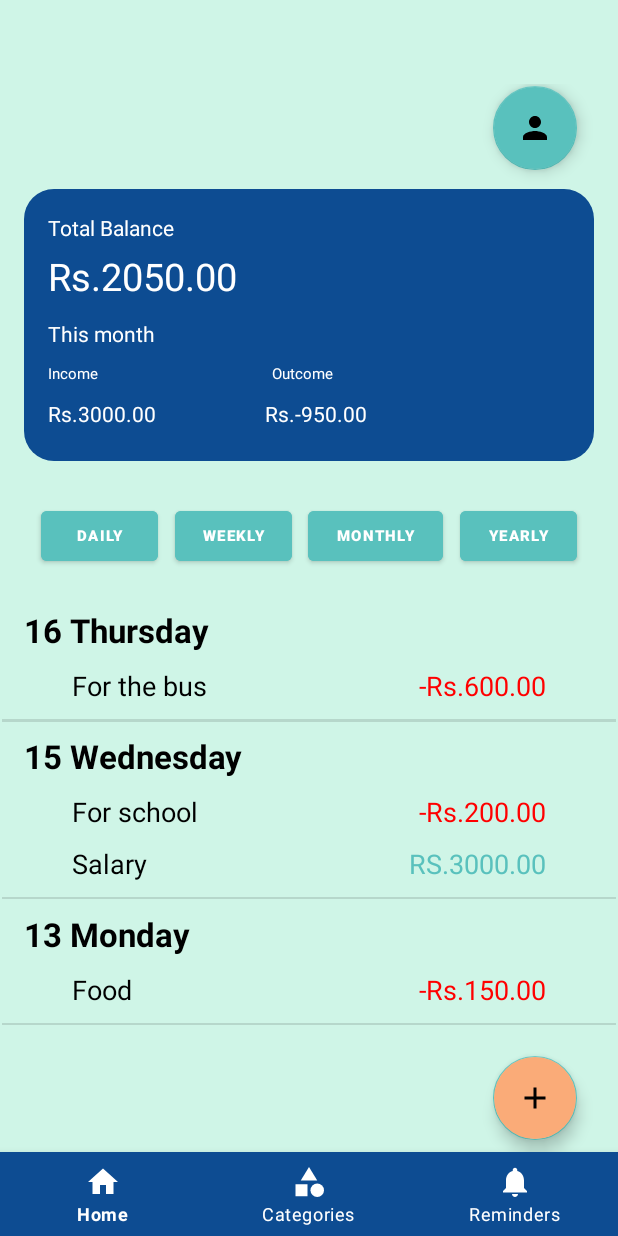
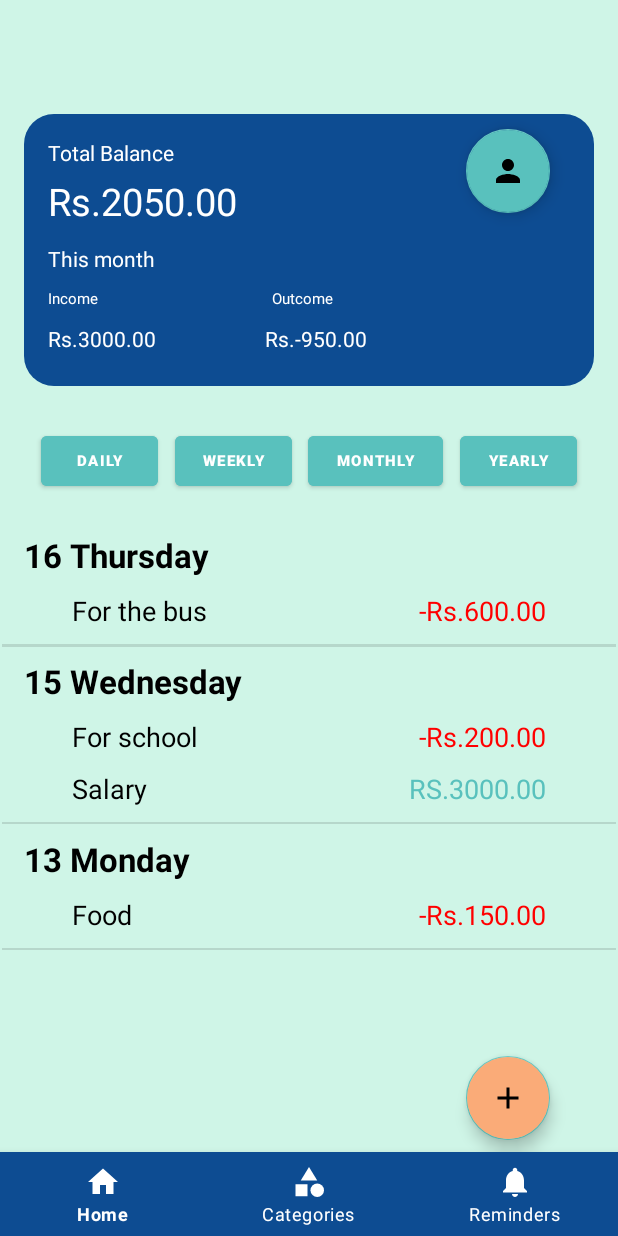
Before and after one commit to it21303302b/MADD_project_SmartSpend, an Android app: the screen it shows after launch (MainActivity), on a phone screen of 412 x 824 dp. Run offline under Robolectric (Android 15) with nearby library versions, the phone set to English and light mode, and no system bars; our stand-ins replace navigation-ui.

Commit message:
5th update(float button fix)

```diff
--- a/app/src/main/res/layout/fragment_home.xml
+++ b/app/src/main/res/layout/fragment_home.xml
@@ -40,7 +40,7 @@
         android:layout_width="380dp"
         android:layout_height="181dp"
         android:layout_marginStart="16dp"
-        android:layout_marginTop="70dp"
+        android:layout_marginTop="20dp"
         android:layout_marginEnd="16dp"
         android:background="@drawable/round_co"
         android:minHeight="?attr/actionBarSize"
@@ -308,7 +308,7 @@
         android:id="@+id/floatingActionButton2"
         android:layout_width="wrap_content"
         android:layout_height="wrap_content"
-        android:layout_marginEnd="27dp"
+        android:layout_marginEnd="45dp"
         android:layout_marginBottom="50dp"
         android:backgroundTint="@color/orange"
         android:clickable="true"
@@ -356,8 +356,8 @@
         android:id="@+id/floatingActionButton3"
         android:layout_width="wrap_content"
         android:layout_height="wrap_content"
-        android:layout_marginTop="1dp"
-        android:layout_marginEnd="27dp"
+        android:layout_marginTop="30dp"
+        android:layout_marginEnd="45dp"
         android:clickable="true"
         android:src="@drawable/person_icon"
         app:layout_constraintEnd_toEndOf="parent"
```
